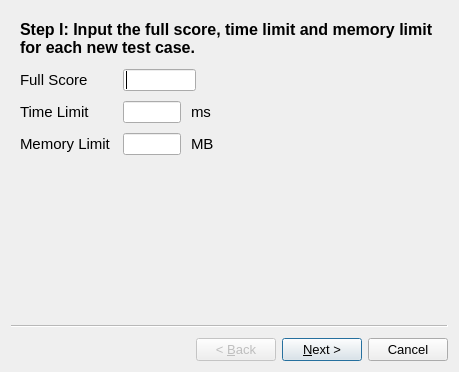
Qt form forms/addtestcaseswizard.ui (Project-LemonLime/Project_LemonLime) before a commit.
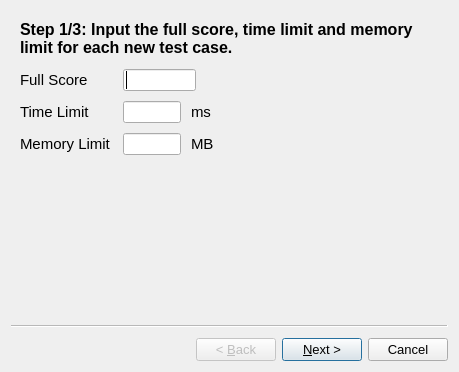
The same form after that commit. Icons and pictures are not drawn.

Patch:
```diff
--- a/forms/addtestcaseswizard.ui
+++ b/forms/addtestcaseswizard.ui
@@ -33,7 +33,7 @@
        <string notr="true">font-size:12pt;font-weight:bold;</string>
       </property>
       <property name="text">
-       <string>Step I: Input the full score, time limit and memory limit for each new test case.</string>
+       <string>Step 1/3: Input the full score, time limit and memory limit for each new test case.</string>
       </property>
       <property name="wordWrap">
        <bool>true</bool>
```
Left out of the diff: 26 changed lines with no effect on the pictures.
